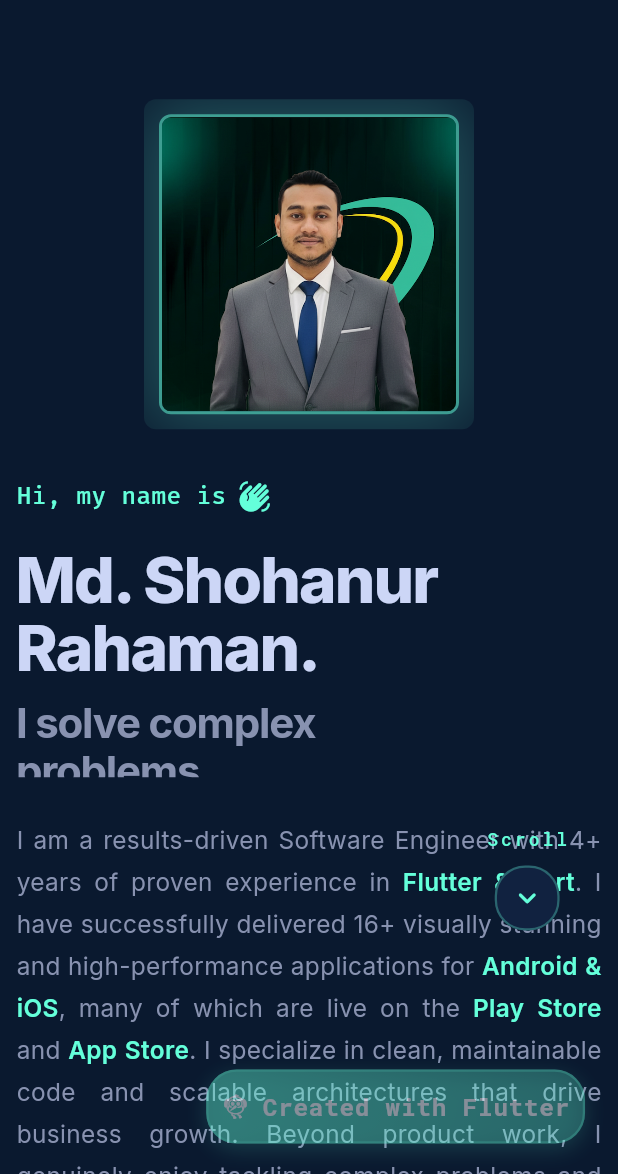
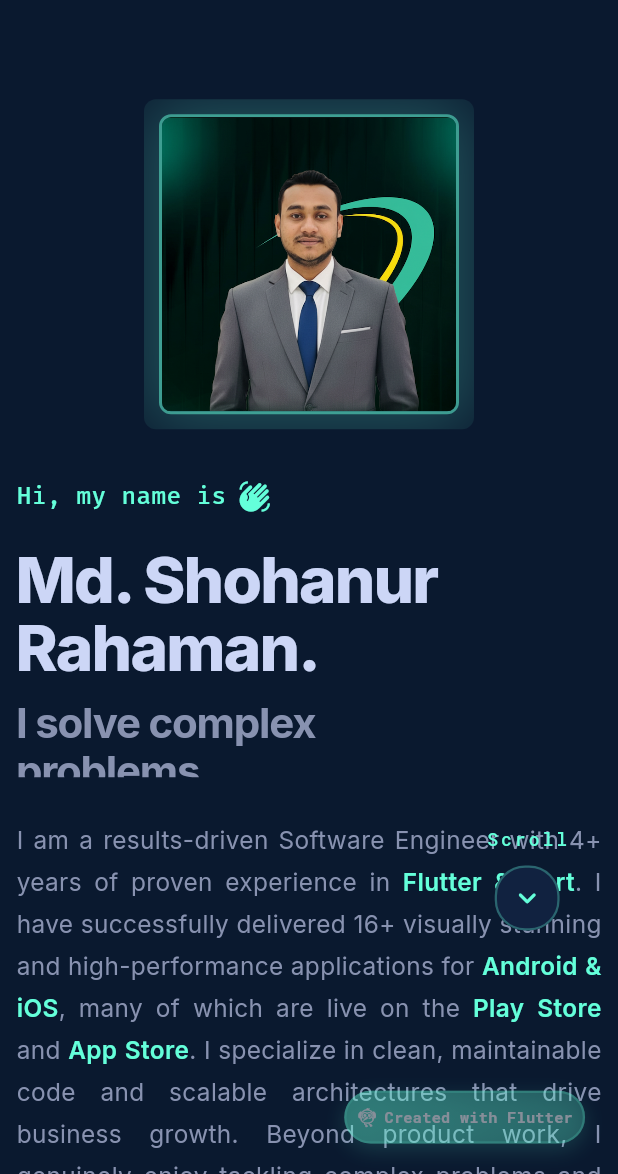
Before and after one commit to shohanur55/shohanur55, a Flutter app: the screen it shows after launch, on a phone screen of 412 x 824 dp, the part 62-1236 px from its top. Run offline on Flutter 3.47's test engine with Material 3 defaults, Android fonts, the phone set to English and light mode, and no system bars; drawn by our look-alikes of flutter_animate; our stand-ins replace carousel_slider, flutter_screenutil, font_awesome_flutter, google_fonts; missing offline and left inert: dotlottie_flutter.

Commit message:
Update home_page.dart

```diff
--- a/lib/presentation/pages/home_page.dart
+++ b/lib/presentation/pages/home_page.dart
@@ -143,6 +143,10 @@ class _HomePageState extends State<HomePage>
 
   @override
   Widget build(BuildContext context) {
+    final screenWidth = MediaQuery.of(context).size.width;
+    final isMobile = screenWidth < 600;
+    final isTablet = screenWidth >= 600 && screenWidth < 1024;
+
     return Scaffold(
       appBar: NavBar(onNavTap: _scrollToSection),
       endDrawer: MobileDrawer(onNavTap: _scrollToSection),
@@ -198,7 +202,18 @@ class _HomePageState extends State<HomePage>
             child: FadeTransition(
               opacity: _fadeAnimation,
               child: Container(
-                padding: EdgeInsets.symmetric(horizontal: 8.w, vertical: 10.h),
+                padding: EdgeInsets.symmetric(
+                  horizontal: isMobile
+                      ? 6.w
+                      : isTablet
+                          ? 8.w
+                          : 10.w,
+                  vertical: isMobile
+                      ? 8.h
+                      : isTablet
+                          ? 10.h
+                          : 12.h,
+                ),
                 decoration: BoxDecoration(
                   gradient: LinearGradient(
                     colors: [
@@ -218,21 +233,33 @@ class _HomePageState extends State<HomePage>
                   ],
                   border: Border.all(
                     color: AppTheme.primaryColor.withOpacity(0.6),
-                    width: 1.5.r,
+                    width: 1.5,
                   ),
                 ),
                 child: Row(
                   mainAxisSize: MainAxisSize.min,
                   children: [
-                    Icon(Icons.flutter_dash, color: Colors.white, size: 18.sp),
-                    SizedBox(width: 8.w),
+                    Icon(
+                      Icons.flutter_dash,
+                      color: Colors.white,
+                      size: isMobile
+                          ? 14.sp
+                          : isTablet
+                              ? 16.sp
+                              : 18.sp,
+                    ),
+                    SizedBox(width: isMobile ? 4.w : 8.w),
                     Text(
                       'Created with Flutter',
                       style: GoogleFonts.robotoMono(
                         color: Colors.white,
-                        fontSize: 16.sp.clamp(10.0, 18.0),
+                        fontSize: isMobile
+                            ? 10.sp.clamp(9.0, 11.0)
+                            : isTablet
+                                ? 12.sp.clamp(11.0, 13.0)
+                                : 16.sp.clamp(13.0, 18.0),
                         fontWeight: FontWeight.bold,
-                        letterSpacing: 0.5,
+                        letterSpacing: isMobile ? 0.2 : 0.5,
                       ),
                     ),
                   ],
```
